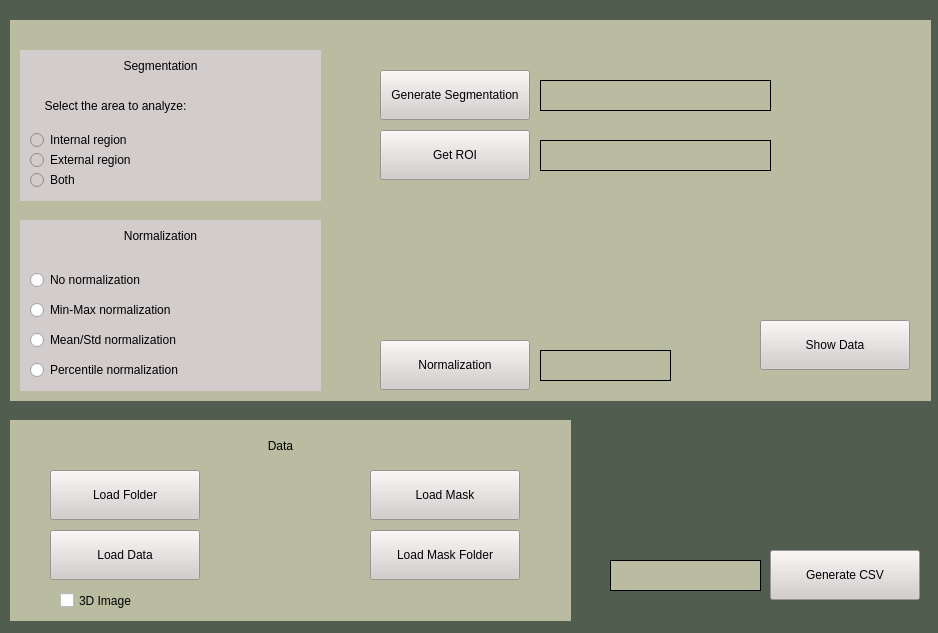
First picture: the form in Code/UI/app.ui, repository wiktkaj492/RadiomicApp, before the edit.
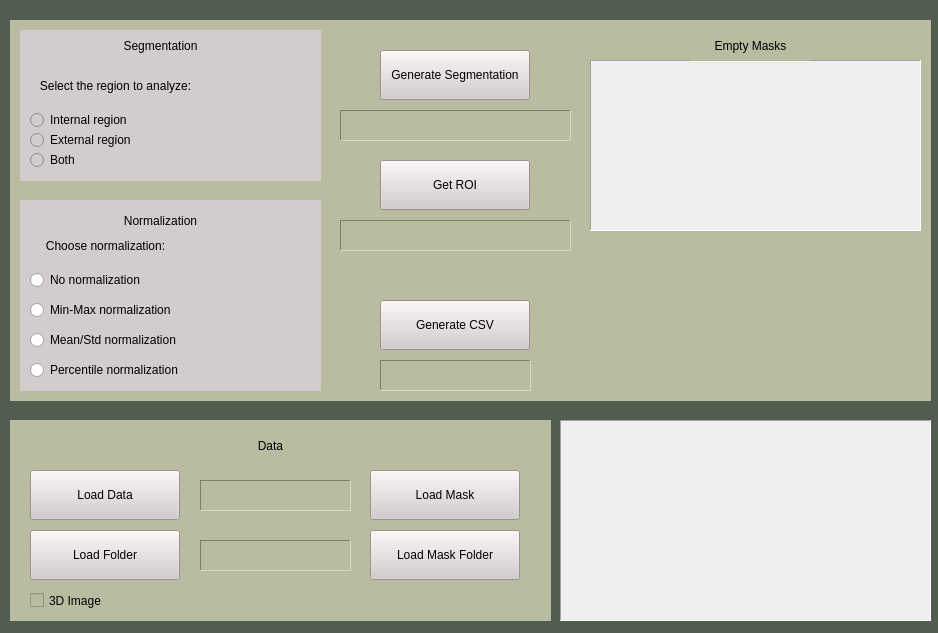
Second picture: the form after the edit.

```diff
--- a/Code/UI/app.ui
+++ b/Code/UI/app.ui
@@ -100,7 +100,7 @@
       <property name="geometry">
        <rect>
         <x>10</x>
-        <y>30</y>
+        <y>10</y>
         <width>301</width>
         <height>151</height>
        </rect>
@@ -117,6 +117,9 @@
          <height>31</height>
         </rect>
        </property>
+       <property name="frameShape">
+        <enum>QFrame::NoFrame</enum>
+       </property>
        <property name="text">
         <string>Segmentation</string>
        </property>
@@ -147,7 +150,7 @@
         </rect>
        </property>
        <property name="text">
-        <string>Select the area to analyze:</string>
+        <string>Select the region to analyze:</string>
        </property>
        <property name="alignment">
         <set>Qt::AlignCenter</set>
@@ -184,21 +187,37 @@
       <property name="geometry">
        <rect>
         <x>10</x>
-        <y>200</y>
+        <y>180</y>
         <width>301</width>
-        <height>171</height>
+        <height>191</height>
        </rect>
       </property>
       <property name="styleSheet">
        <string notr="true">background-color: rgb(210, 204, 204);</string>
       </property>
+      <widget class="QLabel" name="label_8">
+       <property name="geometry">
+        <rect>
+         <x>0</x>
+         <y>30</y>
+         <width>171</width>
+         <height>31</height>
+        </rect>
+       </property>
+       <property name="text">
+        <string>Choose normalization:</string>
+       </property>
+       <property name="alignment">
+        <set>Qt::AlignCenter</set>
+       </property>
+      </widget>
       <widget class="QLabel" name="label">
        <property name="geometry">
         <rect>
          <x>80</x>
-         <y>0</y>
+         <y>10</y>
          <width>121</width>
-         <height>31</height>
+         <height>21</height>
         </rect>
        </property>
        <property name="text">
@@ -213,7 +232,7 @@
       <property name="geometry">
        <rect>
         <x>370</x>
-        <y>50</y>
+        <y>30</y>
         <width>150</width>
         <height>50</height>
        </rect>
@@ -225,27 +244,11 @@
        <string>Generate Segmentation</string>
       </property>
      </widget>
-     <widget class="QPushButton" name="generateNormButton">
-      <property name="geometry">
-       <rect>
-        <x>370</x>
-        <y>320</y>
-        <width>150</width>
-        <height>50</height>
-       </rect>
-      </property>
-      <property name="styleSheet">
-       <string notr="true">background-color: rgb(210, 204, 204);</string>
-      </property>
-      <property name="text">
-       <string>Normalization</string>
-      </property>
-     </widget>
      <widget class="QPushButton" name="roiButton">
       <property name="geometry">
        <rect>
         <x>370</x>
-        <y>110</y>
+        <y>140</y>
         <width>150</width>
         <height>50</height>
        </rect>
@@ -260,8 +263,8 @@
      <widget class="QLabel" name="statusMaskLabel">
       <property name="geometry">
        <rect>
-        <x>530</x>
-        <y>60</y>
+        <x>330</x>
+        <y>200</y>
         <width>231</width>
         <height>31</height>
        </rect>
@@ -273,7 +276,10 @@
        <string notr="true"/>
       </property>
       <property name="frameShape">
-       <enum>QFrame::Box</enum>
+       <enum>QFrame::Panel</enum>
+      </property>
+      <property name="frameShadow">
+       <enum>QFrame::Sunken</enum>
       </property>
       <property name="text">
        <string/>
@@ -285,8 +291,8 @@
      <widget class="QLabel" name="statusROILabel">
       <property name="geometry">
        <rect>
-        <x>530</x>
-        <y>120</y>
+        <x>330</x>
+        <y>90</y>
         <width>231</width>
         <height>31</height>
        </rect>
@@ -298,7 +304,10 @@
        <string notr="true"/>
       </property>
       <property name="frameShape">
-       <enum>QFrame::Box</enum>
+       <enum>QFrame::Panel</enum>
+      </property>
+      <property name="frameShadow">
+       <enum>QFrame::Sunken</enum>
       </property>
       <property name="text">
        <string/>
@@ -307,12 +316,12 @@
        <set>Qt::AlignCenter</set>
       </property>
      </widget>
-     <widget class="QLabel" name="statusNormLabel">
+     <widget class="QLabel" name="csvStatusLabel">
       <property name="geometry">
        <rect>
-        <x>530</x>
-        <y>330</y>
-        <width>131</width>
+        <x>370</x>
+        <y>340</y>
+        <width>151</width>
         <height>31</height>
        </rect>
       </property>
@@ -320,10 +329,13 @@
        <enum>Qt::LeftToRight</enum>
       </property>
       <property name="styleSheet">
-       <string notr="true"/>
+       <string notr="true">background-color: rgb(186, 188, 162);</string>
       </property>
       <property name="frameShape">
-       <enum>QFrame::Box</enum>
+       <enum>QFrame::Panel</enum>
+      </property>
+      <property name="frameShadow">
+       <enum>QFrame::Sunken</enum>
       </property>
       <property name="text">
        <string/>
@@ -332,31 +344,65 @@
        <set>Qt::AlignCenter</set>
       </property>
      </widget>
-     <widget class="QPushButton" name="showButton">
+     <widget class="QPushButton" name="csvButton">
       <property name="geometry">
        <rect>
-        <x>750</x>
-        <y>300</y>
+        <x>370</x>
+        <y>280</y>
         <width>150</width>
         <height>50</height>
        </rect>
       </property>
       <property name="styleSheet">
-       <string notr="true">background-color: rgb(210, 204, 204);</string>
+       <string notr="true">background-color: rgb(210, 204, 204);
+</string>
       </property>
       <property name="text">
-       <string>Show Data</string>
+       <string>Generate CSV</string>
+      </property>
+     </widget>
+     <widget class="QListWidget" name="emptyMasksList">
+      <property name="geometry">
+       <rect>
+        <x>580</x>
+        <y>40</y>
+        <width>331</width>
+        <height>171</height>
+       </rect>
+      </property>
+      <property name="styleSheet">
+       <string notr="true">background-color: rgb(239, 239, 239);</string>
+      </property>
+      <property name="frameShape">
+       <enum>QFrame::Panel</enum>
+      </property>
+     </widget>
+     <widget class="QLabel" name="label_7">
+      <property name="geometry">
+       <rect>
+        <x>680</x>
+        <y>10</y>
+        <width>121</width>
+        <height>31</height>
+       </rect>
+      </property>
+      <property name="text">
+       <string>Empty Masks</string>
+      </property>
+      <property name="alignment">
+       <set>Qt::AlignCenter</set>
       </property>
      </widget>
      <zorder>widget_6</zorder>
      <zorder>widget_5</zorder>
      <zorder>generateSegButton</zorder>
-     <zorder>generateNormButton</zorder>
      <zorder>roiButton</zorder>
      <zorder>statusMaskLabel</zorder>
      <zorder>statusROILabel</zorder>
-     <zorder>statusNormLabel</zorder>
-     <zorder>showButton</zorder>
+     <zorder>csvStatusLabel</zorder>
+     <zorder>csvButton</zorder>
+     <zorder>emptyMasksList</zorder>
+     <zorder>label_7</zorder>
     </widget>
     <zorder>widget</zorder>
     <zorder>noNormaButton</zorder>
@@ -369,7 +415,7 @@
      <rect>
       <x>10</x>
       <y>420</y>
-      <width>561</width>
+      <width>541</width>
       <height>201</height>
      </rect>
     </property>
@@ -379,57 +425,12 @@
     <property name="frameShadow">
      <enum>QFrame::Raised</enum>
     </property>
-    <widget class="QPushButton" name="loadDataButton">
-     <property name="geometry">
-      <rect>
-       <x>40</x>
-       <y>110</y>
-       <width>150</width>
-       <height>50</height>
-      </rect>
-     </property>
-     <property name="styleSheet">
-      <string notr="true">background-color: rgb(210, 204, 204);</string>
-     </property>
-     <property name="text">
-      <string>Load Data</string>
-     </property>
-    </widget>
-    <widget class="QCheckBox" name="button3D">
-     <property name="geometry">
-      <rect>
-       <x>50</x>
-       <y>170</y>
-       <width>131</width>
-       <height>21</height>
-      </rect>
-     </property>
-     <property name="text">
-      <string>3D Image</string>
-     </property>
-    </widget>
-    <widget class="QPushButton" name="LoadFolderButton">
-     <property name="geometry">
-      <rect>
-       <x>40</x>
-       <y>50</y>
-       <width>150</width>
-       <height>50</height>
-      </rect>
-     </property>
-     <property name="styleSheet">
-      <string notr="true">background-color: rgb(210, 204, 204);</string>
-     </property>
-     <property name="text">
-      <string>Load Folder</string>
-     </property>
-    </widget>
     <widget class="QWidget" name="widget_4" native="true">
      <property name="geometry">
       <rect>
        <x>0</x>
        <y>0</y>
-       <width>561</width>
+       <width>541</width>
        <height>201</height>
       </rect>
      </property>
@@ -439,12 +440,18 @@
      <widget class="QLabel" name="label_3">
       <property name="geometry">
        <rect>
-        <x>210</x>
+        <x>200</x>
         <y>10</y>
         <width>121</width>
         <height>31</height>
        </rect>
       </property>
+      <property name="frameShape">
+       <enum>QFrame::NoFrame</enum>
+      </property>
+      <property name="frameShadow">
+       <enum>QFrame::Plain</enum>
+      </property>
       <property name="text">
        <string>Data</string>
       </property>
@@ -452,22 +459,6 @@
        <set>Qt::AlignCenter</set>
       </property>
      </widget>
-     <widget class="QPushButton" name="loadMaskButton">
-      <property name="geometry">
-       <rect>
-        <x>360</x>
-        <y>50</y>
-        <width>150</width>
-        <height>50</height>
-       </rect>
-      </property>
-      <property name="styleSheet">
-       <string notr="true">background-color: rgb(210, 204, 204);</string>
-      </property>
-      <property name="text">
-       <string>Load Mask</string>
-      </property>
-     </widget>
      <widget class="QPushButton" name="loadMaskFolderButton">
       <property name="geometry">
        <rect>
@@ -484,11 +475,124 @@
        <string>Load Mask Folder</string>
       </property>
      </widget>
+     <widget class="QPushButton" name="loadDataButton">
+      <property name="geometry">
+       <rect>
+        <x>20</x>
+        <y>50</y>
+        <width>150</width>
+        <height>50</height>
+       </rect>
+      </property>
+      <property name="styleSheet">
+       <string notr="true">background-color: rgb(210, 204, 204);</string>
+      </property>
+      <property name="text">
+       <string>Load Data</string>
+      </property>
+     </widget>
+     <widget class="QPushButton" name="LoadFolderButton">
+      <property name="geometry">
+       <rect>
+        <x>20</x>
+        <y>110</y>
+        <width>150</width>
+        <height>50</height>
+       </rect>
+      </property>
+      <property name="styleSheet">
+       <string notr="true">background-color: rgb(210, 204, 204);</string>
+      </property>
+      <property name="text">
+       <string>Load Folder</string>
+      </property>
+     </widget>
+     <widget class="QCheckBox" name="button3D">
+      <property name="geometry">
+       <rect>
+        <x>20</x>
+        <y>170</y>
+        <width>131</width>
+        <height>21</height>
+       </rect>
+      </property>
+      <property name="text">
+       <string>3D Image</string>
+      </property>
+     </widget>
+     <widget class="QLabel" name="csvStatusLabel_2">
+      <property name="geometry">
+       <rect>
+        <x>190</x>
+        <y>60</y>
+        <width>151</width>
+        <height>31</height>
+       </rect>
+      </property>
+      <property name="layoutDirection">
+       <enum>Qt::LeftToRight</enum>
+      </property>
+      <property name="styleSheet">
+       <string notr="true">background-color: rgb(186, 188, 162);</string>
+      </property>
+      <property name="frameShape">
+       <enum>QFrame::Panel</enum>
+      </property>
+      <property name="frameShadow">
+       <enum>QFrame::Sunken</enum>
+      </property>
+      <property name="text">
+       <string/>
+      </property>
+      <property name="alignment">
+       <set>Qt::AlignCenter</set>
+      </property>
+     </widget>
+     <widget class="QLabel" name="csvStatusLabel_3">
+      <property name="geometry">
+       <rect>
+        <x>190</x>
+        <y>120</y>
+        <width>151</width>
+        <height>31</height>
+       </rect>
+      </property>
+      <property name="layoutDirection">
+       <enum>Qt::LeftToRight</enum>
+      </property>
+      <property name="styleSheet">
+       <string notr="true">background-color: rgb(186, 188, 162);</string>
+      </property>
+      <property name="frameShape">
+       <enum>QFrame::Panel</enum>
+      </property>
+      <property name="frameShadow">
+       <enum>QFrame::Sunken</enum>
+      </property>
+      <property name="text">
+       <string/>
+      </property>
+      <property name="alignment">
+       <set>Qt::AlignCenter</set>
+      </property>
+     </widget>
+     <widget class="QPushButton" name="loadMaskButton">
+      <property name="geometry">
+       <rect>
+        <x>360</x>
+        <y>50</y>
+        <width>150</width>
+        <height>50</height>
+       </rect>
+      </property>
+      <property name="styleSheet">
+       <string notr="true">background-color: rgb(210, 204, 204);</string>
+      </property>
+      <property name="text">
+       <string>Load Mask</string>
+      </property>
+     </widget>
     </widget>
-    <zorder>widget_4</zorder>
-    <zorder>loadDataButton</zorder>
-    <zorder>button3D</zorder>
-    <zorder>LoadFolderButton</zorder>
    </widget>
    <widget class="QWidget" name="widget_2" native="true">
     <property name="geometry">
@@ -502,46 +606,20 @@
     <property name="styleSheet">
      <string notr="true">background-color: rgb(81, 93, 78);</string>
     </property>
-    <widget class="QPushButton" name="csvButton">
+    <widget class="QListWidget" name="loadDataList">
      <property name="geometry">
       <rect>
-       <x>770</x>
-       <y>550</y>
-       <width>150</width>
-       <height>50</height>
+       <x>560</x>
+       <y>420</y>
+       <width>371</width>
+       <height>201</height>
       </rect>
      </property>
      <property name="styleSheet">
-      <string notr="true">background-color: rgb(210, 204, 204);
-</string>
-     </property>
-     <property name="text">
-      <string>Generate CSV</string>
-     </property>
-    </widget>
-    <widget class="QLabel" name="csvStatusLabel">
-     <property name="geometry">
-      <rect>
-       <x>610</x>
-       <y>560</y>
-       <width>151</width>
-       <height>31</height>
-      </rect>
-     </property>
-     <property name="layoutDirection">
-      <enum>Qt::LeftToRight</enum>
-     </property>
-     <property name="styleSheet">
-      <string notr="true">background-color: rgb(186, 188, 162);</string>
+      <string notr="true">background-color: rgb(239, 239, 239);</string>
      </property>
      <property name="frameShape">
-      <enum>QFrame::Box</enum>
-     </property>
-     <property name="text">
-      <string/>
-     </property>
-     <property name="alignment">
-      <set>Qt::AlignCenter</set>
+      <enum>QFrame::Panel</enum>
      </property>
     </widget>
    </widget>
```
